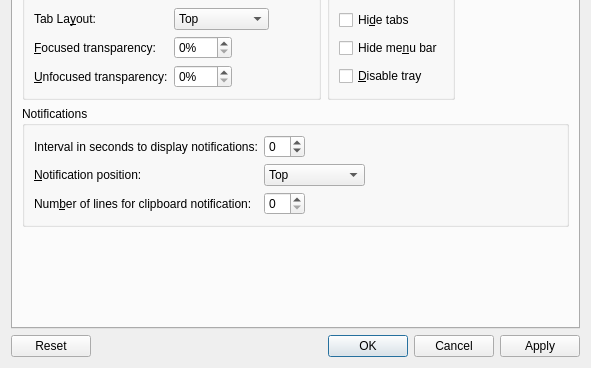
Old version of the form src/ui/configurationmanager.ui in the repository hluk/CopyQ; both pictures show x 0 to 591 and y 212 to 580 of the 591 by 580 pixel window.
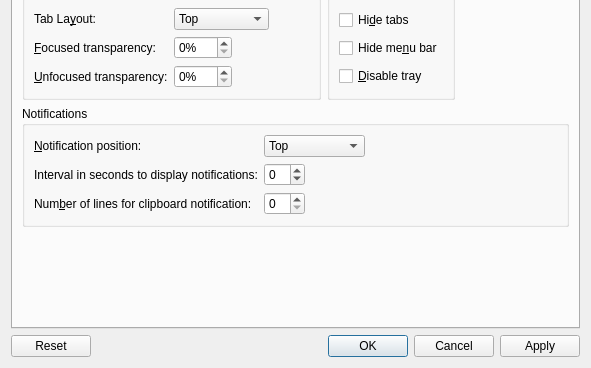
New version of the form. Icons and pictures are not drawn. Custom widgets are drawn as their Qt base class.

Commit message: Swap some options for better layout

```diff
--- a/src/ui/configurationmanager.ui
+++ b/src/ui/configurationmanager.ui
@@ -45,7 +45,7 @@
             <string>Notifications</string>
            </property>
            <layout class="QFormLayout" name="formLayout_3">
-            <item row="0" column="0">
+            <item row="1" column="0">
              <widget class="QLabel" name="label_25">
               <property name="text">
                <string>Interval in seconds to display notifications:</string>
@@ -55,7 +55,7 @@
               </property>
              </widget>
             </item>
-            <item row="0" column="1">
+            <item row="1" column="1">
              <layout class="QHBoxLayout" name="horizontalLayout_9">
               <item>
                <widget class="QSpinBox" name="spinBoxItemPopupInterval">
@@ -89,7 +89,7 @@
               </item>
              </layout>
             </item>
-            <item row="1" column="0">
+            <item row="0" column="0">
              <widget class="QLabel" name="label_8">
               <property name="text">
                <string>&amp;Notification position:</string>
@@ -99,7 +99,7 @@
               </property>
              </widget>
             </item>
-            <item row="1" column="1">
+            <item row="0" column="1">
              <layout class="QHBoxLayout" name="horizontalLayout_10">
               <item>
                <widget class="QComboBox" name="comboBoxNotificationPosition">
```
Left out of the diff: 4 changed lines with no effect on the pictures.
